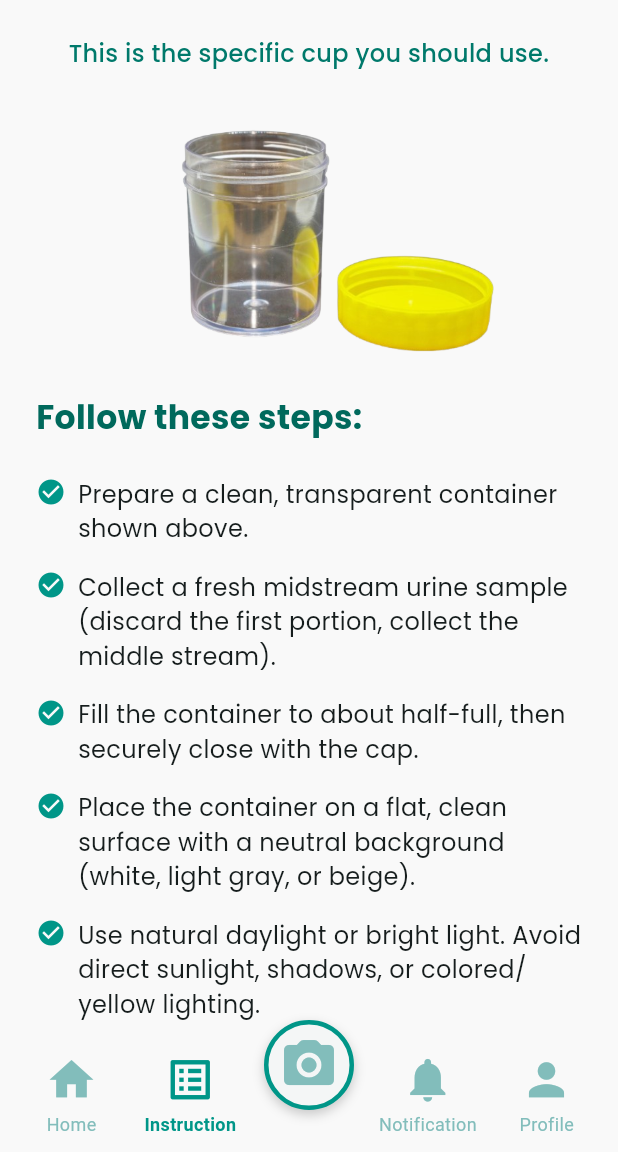
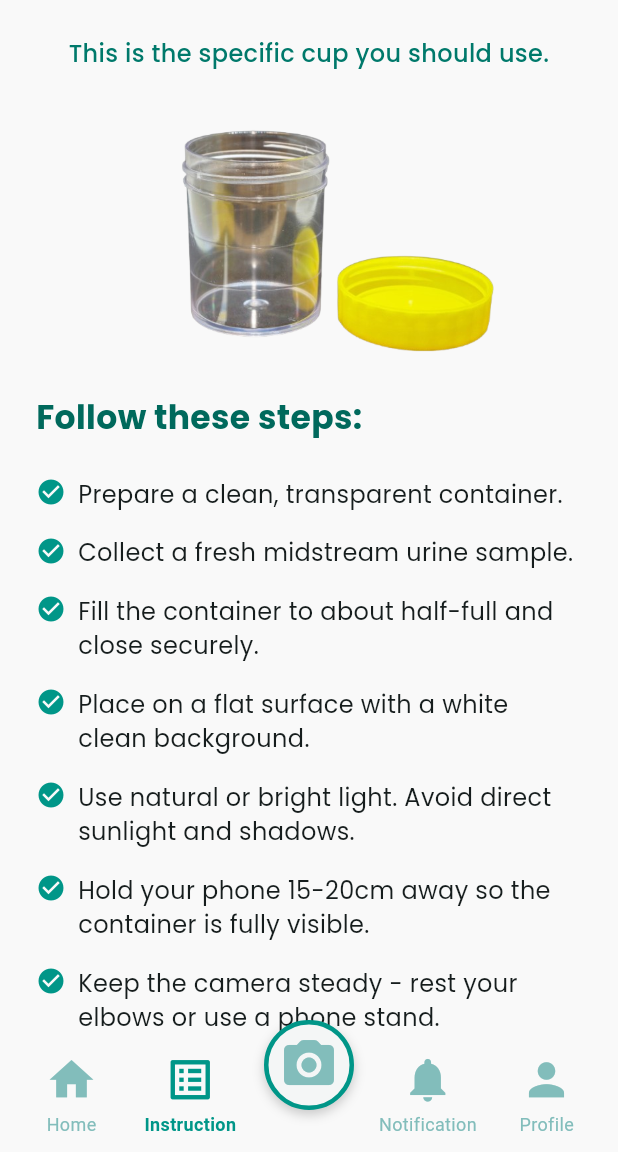
Before and after one commit to pearljanettecacayan/Urinova_app, a Flutter app: the InstructionsScreen screen opened by its route, on a phone screen of 412 x 824 dp, the part 84-1236 px from its top. Run offline on Flutter 3.47's test engine with Material 3 defaults, Android fonts, the phone set to English and light mode, and no system bars; our stand-ins replace carousel_slider, cloud_firestore, firebase_auth, firebase_core, google_fonts, image_picker and 3 more; missing offline and left inert: tflite_flutter; accounts and stored records are empty.

Commit message:
editing instructions.dart

```diff
--- a/lib/screens/instructions.dart
+++ b/lib/screens/instructions.dart
@@ -12,18 +12,16 @@ class InstructionsScreen extends StatefulWidget {
 
 class _InstructionsScreenState extends State<InstructionsScreen> {
   final List<String> steps = [
-    'Prepare a clean, transparent container shown above.',
-    'Collect a fresh midstream urine sample (discard the first portion, collect the middle stream).',
-    'Fill the container to about half-full, then securely close with the cap.',
-    'Place the container on a flat, clean surface with a neutral background (white, light gray, or beige).',
-    'Use natural daylight or bright light. Avoid direct sunlight, shadows, or colored/yellow lighting.',
-    'Hold your phone about 15-20cm (one hand-span) away so the whole container is visible on your screen.',
-    'Ensure the camera is steady - rest your elbows on the table or use a phone stand if available.',
-    'The urine color should be clearly visible through the transparent container.',
-    'Take the photo when the image well-focused.',
-    'Review the captured image - the container should be centered',
-    'make sure its clear and the urine color is visible.',
-    'If the image is blurry, too dark, or has strong shadows, retake the photo.',
+ 'Prepare a clean, transparent container.',
+'Collect a fresh midstream urine sample.',
+'Fill the container to about half-full and close securely.',
+'Place on a flat surface with a white clean background.',
+'Use natural or bright light. Avoid direct sunlight and shadows.',
+'Hold your phone 15-20cm away so the container is fully visible.',
+'Keep the camera steady - rest your elbows or use a phone stand.',
+'Ensure the urine color is clearly visible through the container.',
+'Take the photo when well-focused and centered.',
+'Review - if blurry, too dark, or shadowy, retake the photo.',
   ];
 
   int _selectedIndex = 1;
```
